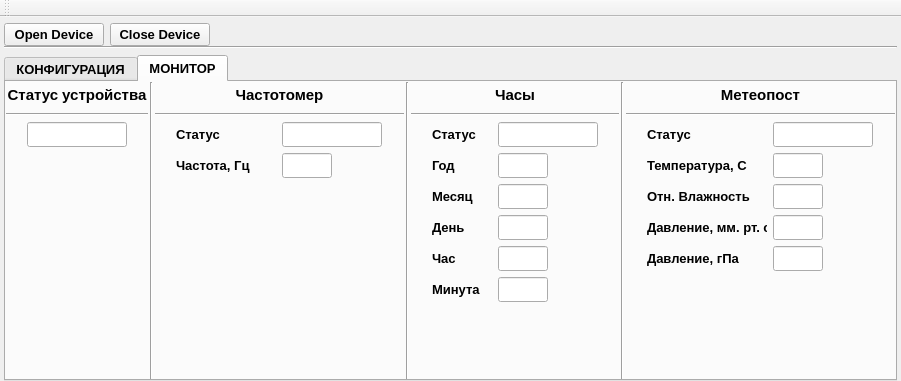
The window that informPConfigurator/mainwindow.ui (Goodjamp/informPConfigurator) describes before a commit, drawn with Qt 5.
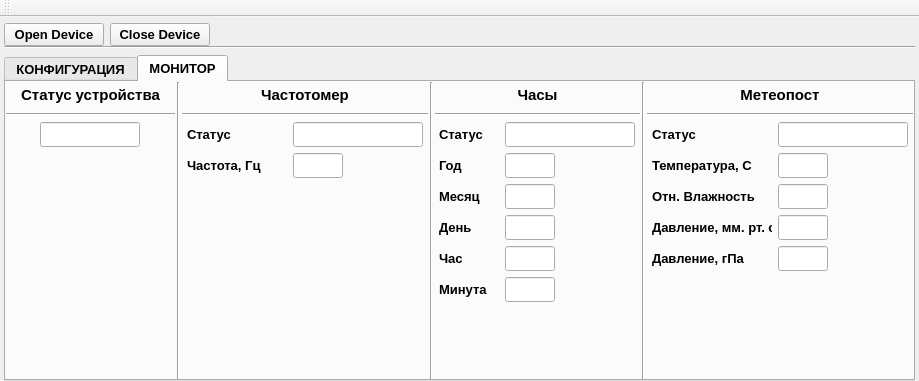
The same window after the commit.

What changed in the file:
```diff
--- a/informPConfigurator/mainwindow.ui
+++ b/informPConfigurator/mainwindow.ui
@@ -6,7 +6,7 @@
    <rect>
     <x>0</x>
     <y>0</y>
-    <width>901</width>
+    <width>919</width>
     <height>381</height>
    </rect>
   </property>
@@ -2068,6 +2068,9 @@
                 <height>25</height>
                </size>
               </property>
+              <property name="alignment">
+               <set>Qt::AlignCenter</set>
+              </property>
               <property name="readOnly">
                <bool>true</bool>
               </property>
@@ -2170,7 +2173,7 @@
               </property>
               <property name="sizeHint" stdset="0">
                <size>
-                <width>40</width>
+                <width>10</width>
                 <height>20</height>
                </size>
               </property>
@@ -2183,7 +2186,7 @@
               </property>
               <property name="sizeHint" stdset="0">
                <size>
-                <width>40</width>
+                <width>10</width>
                 <height>20</height>
                </size>
               </property>
@@ -2246,16 +2249,19 @@
              <widget class="QLineEdit" name="lineEditFrqMeteringStatus">
               <property name="minimumSize">
                <size>
-                <width>100</width>
+                <width>130</width>
                 <height>25</height>
                </size>
               </property>
               <property name="maximumSize">
                <size>
-                <width>100</width>
+                <width>130</width>
                 <height>25</height>
                </size>
               </property>
+              <property name="alignment">
+               <set>Qt::AlignCenter</set>
+              </property>
               <property name="readOnly">
                <bool>true</bool>
               </property>
@@ -2332,7 +2338,7 @@
               </property>
               <property name="sizeHint" stdset="0">
                <size>
-                <width>40</width>
+                <width>10</width>
                 <height>20</height>
                </size>
               </property>
@@ -2345,7 +2351,7 @@
               </property>
               <property name="sizeHint" stdset="0">
                <size>
-                <width>40</width>
+                <width>10</width>
                 <height>20</height>
                </size>
               </property>
@@ -2656,13 +2662,13 @@
              <widget class="QLineEdit" name="lineEditClockStatus">
               <property name="minimumSize">
                <size>
-                <width>100</width>
+                <width>130</width>
                 <height>25</height>
                </size>
               </property>
               <property name="maximumSize">
                <size>
-                <width>100</width>
+                <width>130</width>
                 <height>25</height>
                </size>
               </property>
@@ -2673,6 +2679,9 @@
                 <bold>true</bold>
                </font>
               </property>
+              <property name="alignment">
+               <set>Qt::AlignCenter</set>
+              </property>
               <property name="readOnly">
                <bool>true</bool>
               </property>
@@ -2749,7 +2758,7 @@
               </property>
               <property name="sizeHint" stdset="0">
                <size>
-                <width>40</width>
+                <width>10</width>
                 <height>20</height>
                </size>
               </property>
@@ -2982,7 +2991,7 @@
               </property>
               <property name="sizeHint" stdset="0">
                <size>
-                <width>40</width>
+                <width>10</width>
                 <height>20</height>
                </size>
               </property>
@@ -3018,16 +3027,19 @@
              <widget class="QLineEdit" name="lineEditMeteoStatus">
               <property name="minimumSize">
                <size>
-                <width>100</width>
+                <width>130</width>
                 <height>25</height>
                </size>
               </property>
               <property name="maximumSize">
                <size>
-                <width>100</width>
+                <width>130</width>
                 <height>25</height>
                </size>
               </property>
+              <property name="alignment">
+               <set>Qt::AlignCenter</set>
+              </property>
               <property name="readOnly">
                <bool>true</bool>
               </property>
```
Left out of the diff: 14 changed lines with no effect on the pictures.
